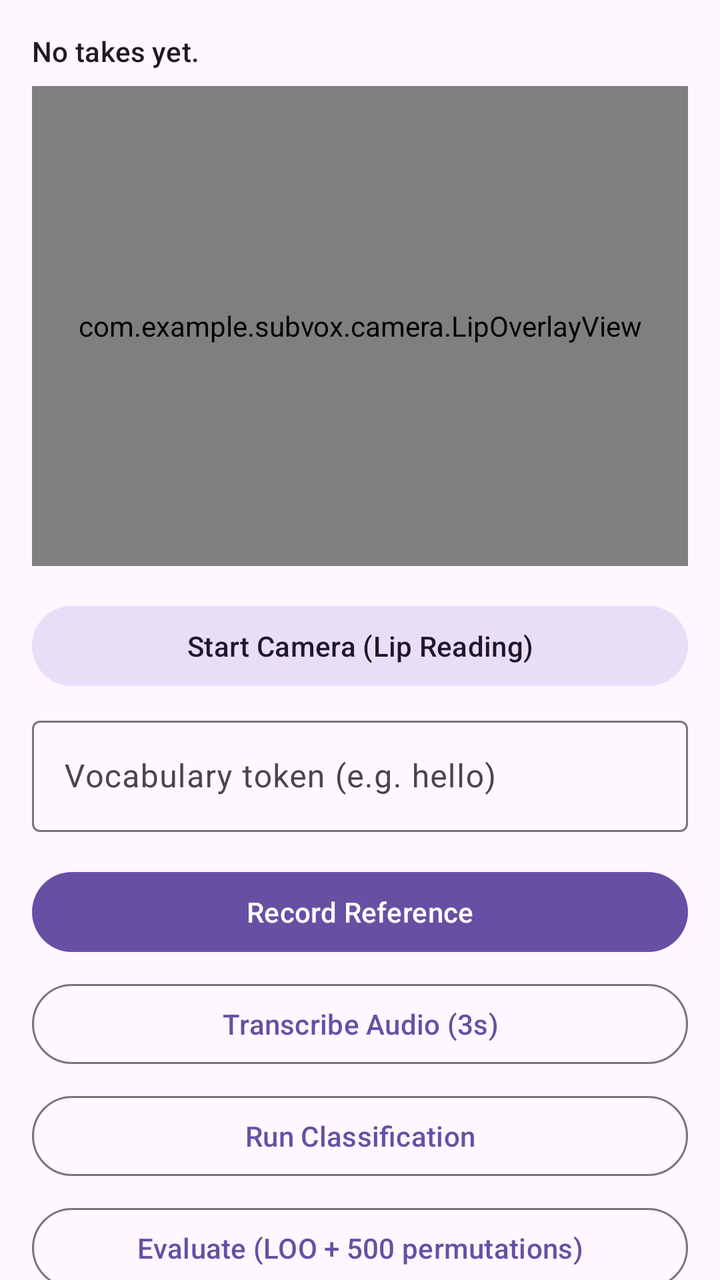
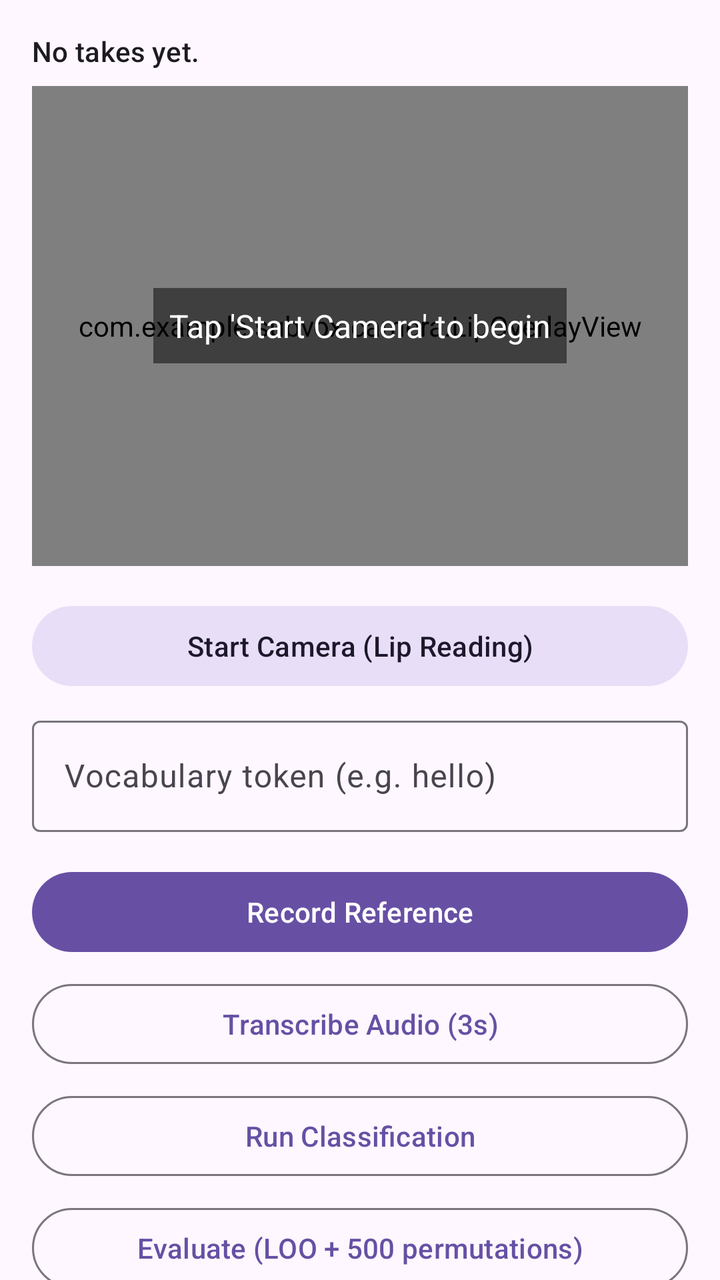

The first picture is an Android layout as it rendered before a commit; the second is the same layout after the commit. The layout source and the unified diff follow.
<!-- AndroidManifest.xml: application theme Theme.SubvoxAndroid -->
<!-- res/layout/activity_main.xml -->
<?xml version="1.0" encoding="utf-8"?>
<androidx.core.widget.NestedScrollView xmlns:android="http://schemas.android.com/apk/res/android"
    android:layout_width="match_parent" android:layout_height="match_parent"
    android:fillViewport="true">
    <LinearLayout
        android:layout_width="match_parent" android:layout_height="wrap_content"
        android:orientation="vertical" android:padding="16dp">

        <TextView android:id="@+id/takeCountText"
            android:layout_width="match_parent" android:layout_height="wrap_content"
            android:textAppearance="?attr/textAppearanceLabelLarge"
            android:text="No takes yet." android:paddingBottom="8dp" />

        
        <FrameLayout
            android:layout_width="match_parent"
            android:layout_height="240dp"
            android:layout_marginBottom="16dp">
            <androidx.camera.view.PreviewView
                android:id="@+id/cameraPreview"
                android:layout_width="match_parent"
                android:layout_height="match_parent"
                android:visibility="gone" />
            <com.example.subvox.camera.LipOverlayView
                android:id="@+id/lipOverlay"
                android:layout_width="match_parent"
                android:layout_height="match_parent" />
        </FrameLayout>

        <com.google.android.material.button.MaterialButton
            android:id="@+id/cameraToggleButton"
            style="@style/Widget.Material3.Button.TonalButton"
            android:layout_width="match_parent"
            android:layout_height="wrap_content"
            android:minHeight="48dp"
            android:text="Start Camera (Lip Reading)" />

        <com.google.android.material.textfield.TextInputLayout
            style="@style/Widget.Material3.TextInputLayout.OutlinedBox"
            android:layout_width="match_parent" android:layout_height="wrap_content"
            android:layout_marginTop="8dp" android:hint="Vocabulary token (e.g. hello)">
            <com.google.android.material.textfield.TextInputEditText
                android:id="@+id/inputLabel"
                android:layout_width="match_parent" android:layout_height="wrap_content"
                android:inputType="text" />
        </com.google.android.material.textfield.TextInputLayout>

        <com.google.android.material.button.MaterialButton
            android:id="@+id/recordButton"
            style="@style/Widget.Material3.Button"
            android:layout_width="match_parent" android:layout_height="wrap_content"
            android:layout_marginTop="16dp" android:minHeight="48dp"
            android:text="Record Reference" />

        <com.google.android.material.button.MaterialButton
            android:id="@+id/transcribeButton"
            style="@style/Widget.Material3.Button.OutlinedButton"
            android:layout_width="match_parent" android:layout_height="wrap_content"
            android:layout_marginTop="8dp" android:minHeight="48dp"
            android:text="Transcribe Audio (3s)" />

        <com.google.android.material.button.MaterialButton
            android:id="@+id/classifyButton"
            style="@style/Widget.Material3.Button.OutlinedButton"
            android:layout_width="match_parent" android:layout_height="wrap_content"
            android:layout_marginTop="8dp" android:minHeight="48dp"
            android:text="Run Classification" />

        <com.google.android.material.button.MaterialButton
            android:id="@+id/evaluateButton"
            style="@style/Widget.Material3.Button.OutlinedButton"
            android:layout_width="match_parent" android:layout_height="wrap_content"
            android:layout_marginTop="8dp" android:minHeight="48dp"
            android:text="Evaluate (LOO + 500 permutations)" />

        <com.google.android.material.progressindicator.CircularProgressIndicator
            android:id="@+id/evalProgress"
            android:layout_width="wrap_content" android:layout_height="wrap_content"
            android:layout_gravity="center_horizontal" android:layout_marginTop="8dp"
            android:indeterminate="true" android:visibility="gone" />

        <com.google.android.material.button.MaterialButton
            android:id="@+id/exportButton"
            style="@style/Widget.Material3.Button.TextButton"
            android:layout_width="match_parent" android:layout_height="wrap_content"
            android:layout_marginTop="8dp" android:minHeight="48dp"
            android:text="Export Dataset (JSON)" />

        <com.google.android.material.button.MaterialButton
            android:id="@+id/clearButton"
            style="@style/Widget.Material3.Button.TextButton"
            android:layout_width="match_parent" android:layout_height="wrap_content"
            android:minHeight="48dp" android:text="Clear Dataset" />

        <TextView android:id="@+id/statusText"
            android:layout_width="match_parent" android:layout_height="wrap_content"
            android:layout_marginTop="16dp" android:textAppearance="?attr/textAppearanceBodyMedium"
            android:text="Ready" />
    </LinearLayout>
</androidx.core.widget.NestedScrollView>
<!-- resources referenced by this layout -->
<resources>
  <style name="Theme.SubvoxAndroid" parent="Theme.Material3.DayNight.NoActionBar" />
</resources>

<!-- the commit's change to res/layout/activity_main.xml (unified diff, before → after) -->
@@ -15,7 +15,8 @@
         <FrameLayout
             android:layout_width="match_parent"
             android:layout_height="240dp"
-            android:layout_marginBottom="16dp">
+            android:layout_marginBottom="16dp"
+            android:background="#000000">
             <androidx.camera.view.PreviewView
                 android:id="@+id/cameraPreview"
                 android:layout_width="match_parent"
@@ -25,6 +26,16 @@
                 android:id="@+id/lipOverlay"
                 android:layout_width="match_parent"
                 android:layout_height="match_parent" />
+            <TextView
+                android:id="@+id/cameraHintText"
+                android:layout_width="wrap_content"
+                android:layout_height="wrap_content"
+                android:layout_gravity="center"
+                android:background="#80000000"
+                android:padding="8dp"
+                android:text="Tap 'Start Camera' to begin"
+                android:textColor="#FFFFFF"
+                android:textSize="16sp" />
         </FrameLayout>
 
         <com.google.android.material.button.MaterialButton
